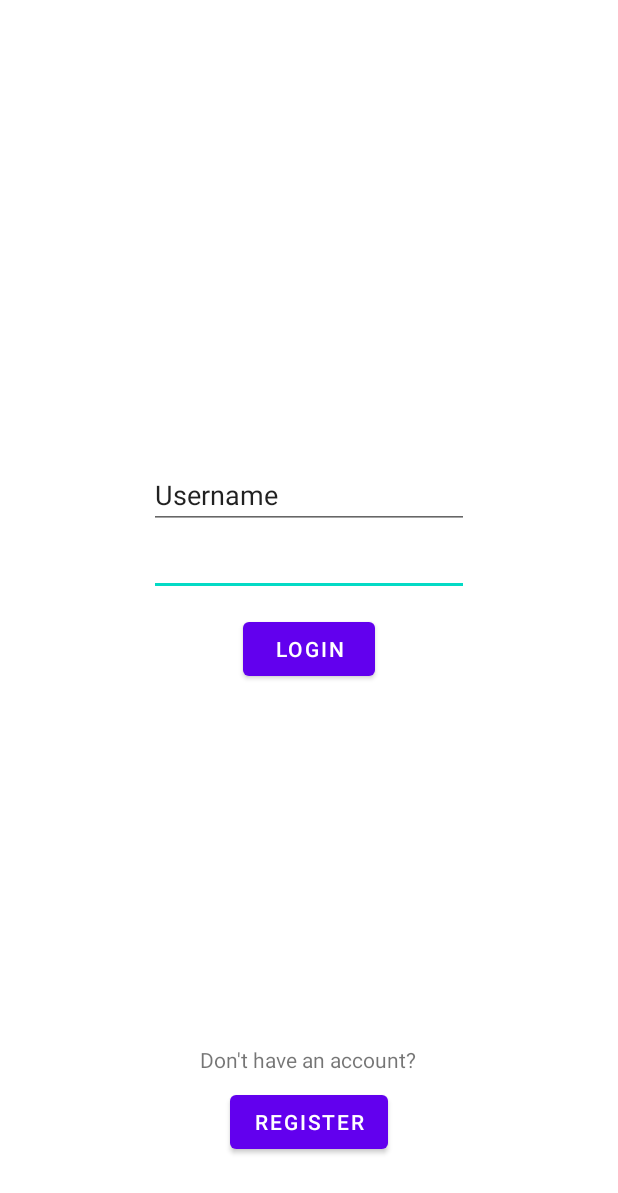
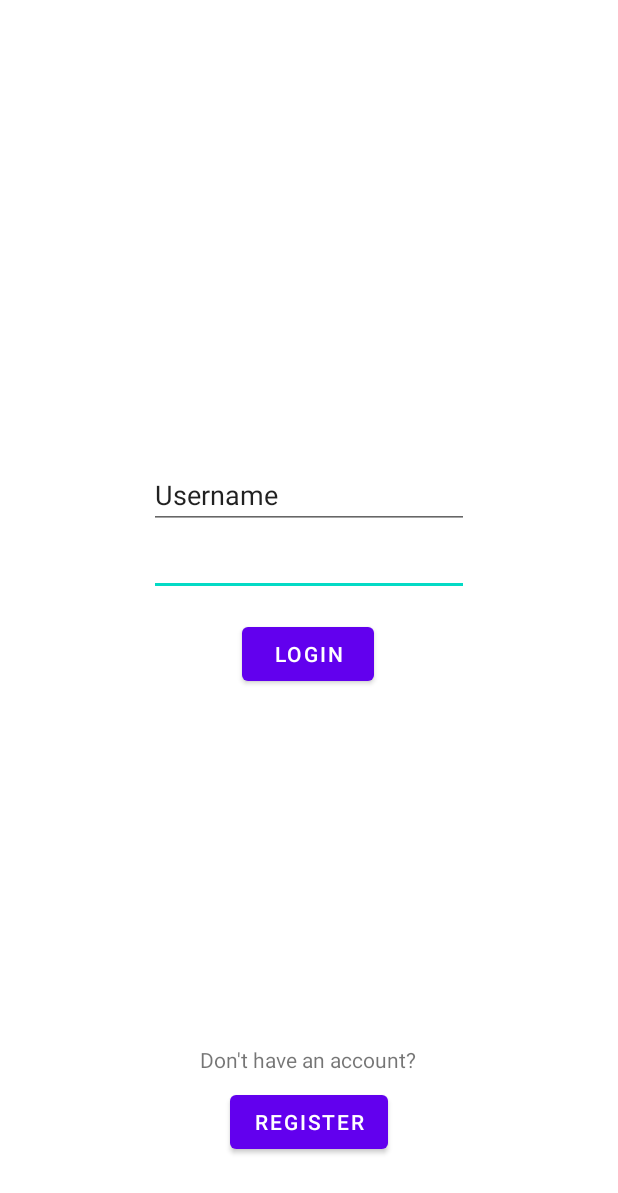
Before and after one commit to SniperSlayerss/SCRAPS, an Android app: the layout activity_login.xml on its own in the app's theme, with its tools: preview values and no code run, on a phone screen of 412 x 824 dp. Shown: the top 1193 px of the screen. Run offline under Robolectric (Android 15) with nearby library versions, the phone set to English and light mode, and no system bars.

Commit message:
Fixed login button

```diff
--- a/app/src/main/java/com/example/scraps/LoginActivity.java
+++ b/app/src/main/java/com/example/scraps/LoginActivity.java
@@ -23,7 +23,7 @@ public class LoginActivity extends AppCompatActivity {
             @Override
             public void onClick(View view) {
                 // Example usage
-                //login() method;
+                openHomeScreenActivity(view);
             }
         });
     }
--- a/app/src/main/res/layout/activity_login.xml
+++ b/app/src/main/res/layout/activity_login.xml
@@ -34,18 +34,6 @@
         app:layout_constraintVertical_bias="0.395" />
 
     <Button
-        android:id="@+id/login_button"
-        android:layout_width="wrap_content"
-        android:layout_height="wrap_content"
-        android:onClick="openHomeScreenActivity"
-        android:text="Login"
-        app:layout_constraintBottom_toBottomOf="parent"
-        app:layout_constraintEnd_toEndOf="parent"
-        app:layout_constraintStart_toStartOf="parent"
-        app:layout_constraintTop_toTopOf="parent"
-        app:layout_constraintVertical_bias="0.527" />
-
-    <Button
         android:id="@+id/register_button"
         android:layout_width="wrap_content"
         android:layout_height="wrap_content"
@@ -67,4 +55,17 @@
         app:layout_constraintHorizontal_bias="0.498"
         app:layout_constraintStart_toStartOf="parent" />
 
+    <Button
+        android:id="@+id/login_button"
+        android:layout_width="wrap_content"
+        android:layout_height="wrap_content"
+        android:onClick="openHomeScreenActivity"
+        android:text="Login"
+        app:layout_constraintBottom_toBottomOf="parent"
+        app:layout_constraintEnd_toEndOf="parent"
+        app:layout_constraintHorizontal_bias="0.498"
+        app:layout_constraintStart_toStartOf="parent"
+        app:layout_constraintTop_toTopOf="parent"
+        app:layout_constraintVertical_bias="0.531" />
+
 </androidx.constraintlayout.widget.ConstraintLayout>
```
